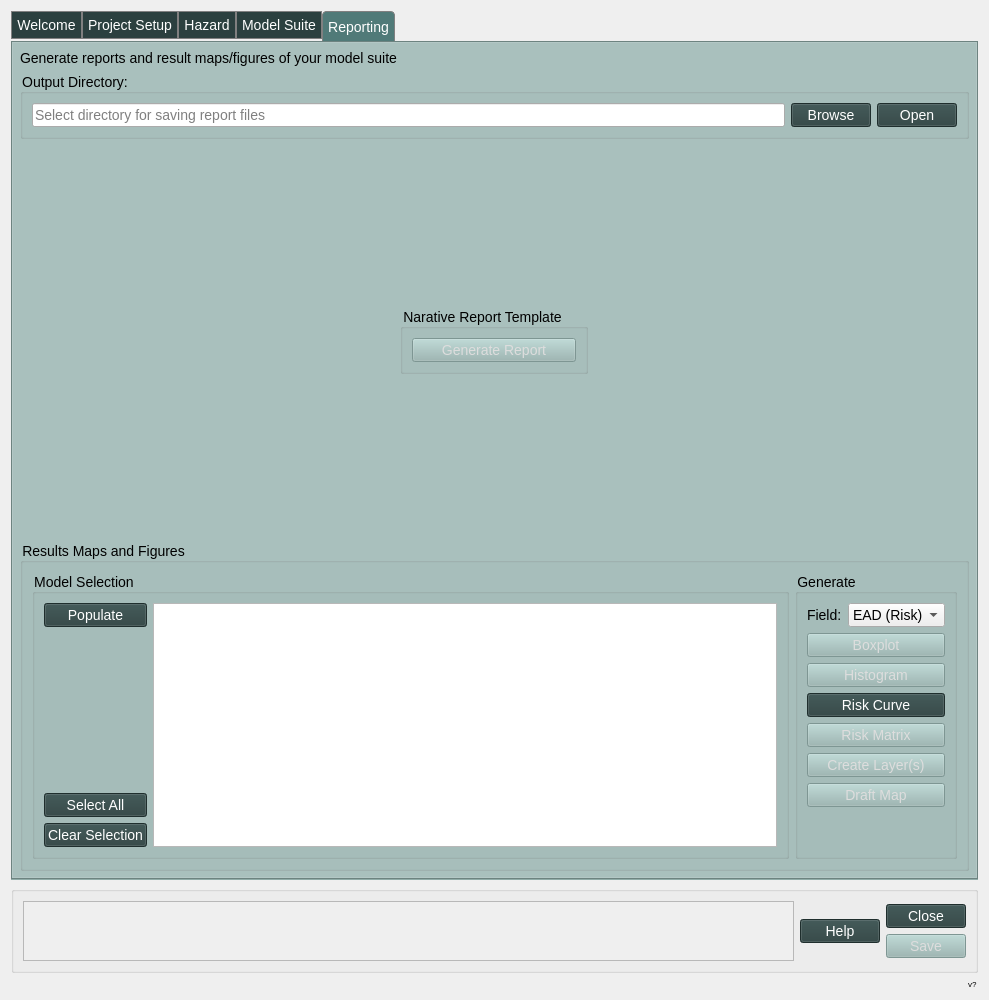
Old version of the form canflood2/canflood2_dialog_main.ui in the repository cefect/CanFlood2.
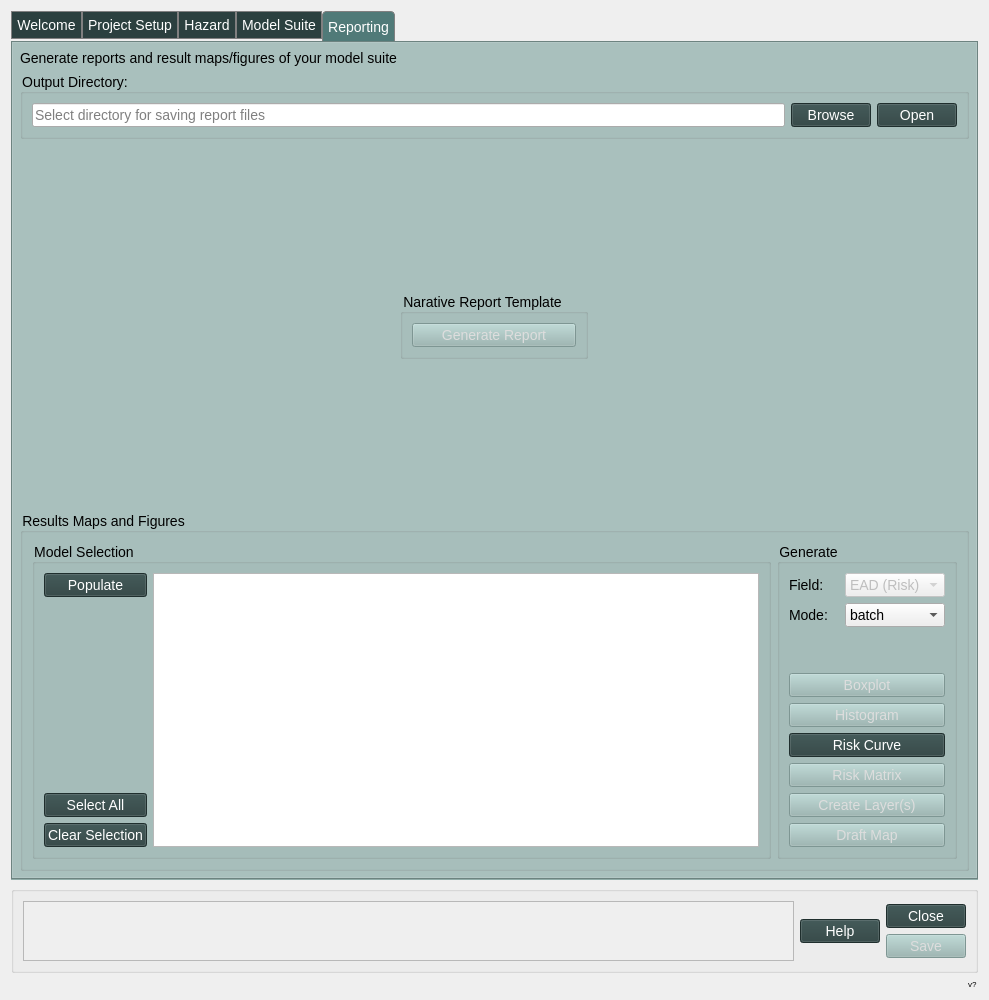
New version of the form. The open tabs and pages were chosen to show the change. Icons and pictures are not drawn. Custom widgets are drawn as their Qt base class.

```diff
--- a/canflood2/canflood2_dialog_main.ui
+++ b/canflood2/canflood2_dialog_main.ui
@@ -1318,6 +1318,18 @@
                 <layout class="QHBoxLayout" name="horizontalLayout_3">
                  <item>
                   <widget class="QLabel" name="label">
+                   <property name="sizePolicy">
+                    <sizepolicy hsizetype="Fixed" vsizetype="Preferred">
+                     <horstretch>0</horstretch>
+                     <verstretch>0</verstretch>
+                    </sizepolicy>
+                   </property>
+                   <property name="minimumSize">
+                    <size>
+                     <width>50</width>
+                     <height>0</height>
+                    </size>
+                   </property>
                    <property name="text">
                     <string>Field:</string>
                    </property>
@@ -1325,6 +1337,9 @@
                  </item>
                  <item>
                   <widget class="QComboBox" name="comboBox_2">
+                   <property name="enabled">
+                    <bool>false</bool>
+                   </property>
                    <item>
                     <property name="text">
                      <string>EAD (Risk)</string>
@@ -1334,6 +1349,68 @@
                  </item>
                 </layout>
                </item>
+               <item>
+                <layout class="QHBoxLayout" name="horizontalLayout_14">
+                 <item>
+                  <widget class="QLabel" name="label_4">
+                   <property name="sizePolicy">
+                    <sizepolicy hsizetype="Fixed" vsizetype="Preferred">
+                     <horstretch>0</horstretch>
+                     <verstretch>0</verstretch>
+                    </sizepolicy>
+                   </property>
+                   <property name="minimumSize">
+                    <size>
+                     <width>50</width>
+                     <height>0</height>
+                    </size>
+                   </property>
+                   <property name="text">
+                    <string>Mode:</string>
+                   </property>
+                  </widget>
+                 </item>
+                 <item>
+                  <widget class="QComboBox" name="comboBox_R_mode">
+                   <property name="sizePolicy">
+                    <sizepolicy hsizetype="Preferred" vsizetype="Fixed">
+                     <horstretch>0</horstretch>
+                     <verstretch>0</verstretch>
+                    </sizepolicy>
+                   </property>
+                   <property name="minimumSize">
+                    <size>
+                     <width>100</width>
+                     <height>0</height>
+                    </size>
+                   </property>
+                   <item>
+                    <property name="text">
+                     <string>batch</string>
+                    </property>
+                   </item>
+                   <item>
+                    <property name="text">
+                     <string>aggregate</string>
+                    </property>
+                   </item>
+                  </widget>
+                 </item>
+                </layout>
+               </item>
+               <item>
+                <spacer name="verticalSpacer_7">
+                 <property name="orientation">
+                  <enum>Qt::Vertical</enum>
+                 </property>
+                 <property name="sizeHint" stdset="0">
+                  <size>
+                   <width>20</width>
+                   <height>40</height>
+                  </size>
+                 </property>
+                </spacer>
+               </item>
                <item>
                 <widget class="QPushButton" name="pushButton_34">
                  <property name="enabled">
@@ -1403,19 +1480,6 @@
                  </property>
                 </widget>
                </item>
-               <item>
-                <spacer name="verticalSpacer_7">
-                 <property name="orientation">
-                  <enum>Qt::Vertical</enum>
-                 </property>
-                 <property name="sizeHint" stdset="0">
-                  <size>
-                   <width>20</width>
-                   <height>40</height>
-                  </size>
-                 </property>
-                </spacer>
-               </item>
               </layout>
              </widget>
             </item>
```
Left out of the diff: 43 changed lines with no effect on the pictures.
